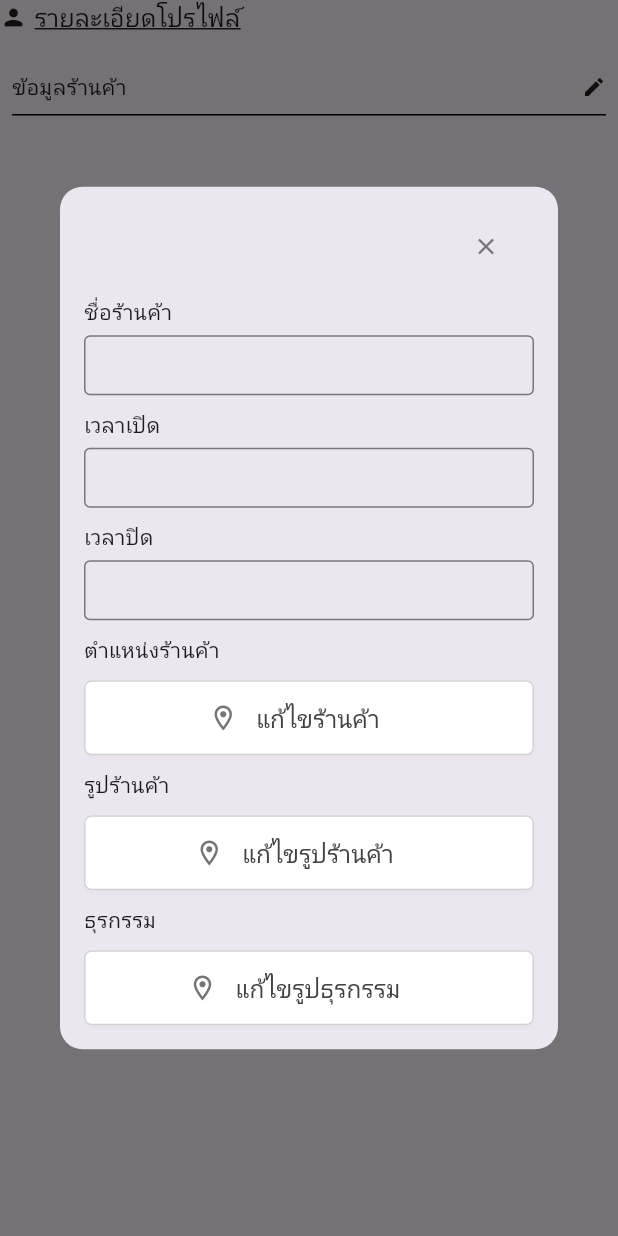
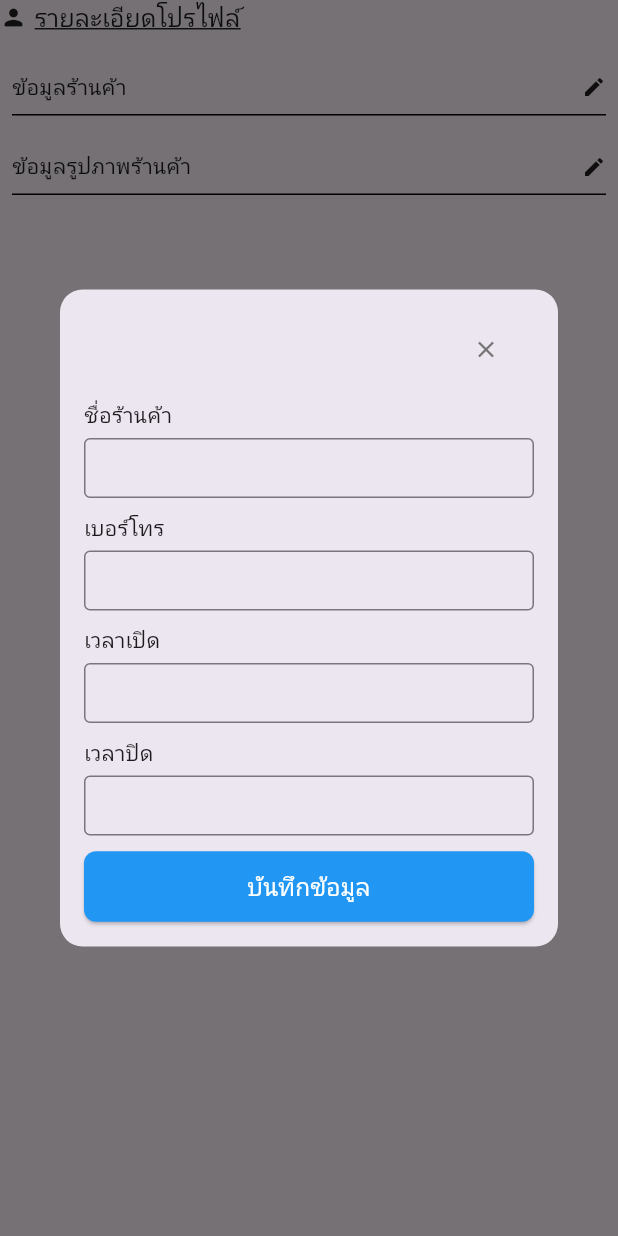
Before and after one commit to lovemxchine/discount-food-mobile, a Flutter app: the ProfileDetailScreen widget shown alone on an empty page, opened directly with empty values, after a tap on "ข้อมูลร้านค้า", on a phone screen of 412 x 824 dp. Run offline on Flutter 3.47's test engine with Material 3 defaults, Android fonts, the phone set to English and light mode, and no system bars; our stand-ins replace firebase_auth, firebase_core, fluttertoast, geolocator, google_fonts, google_maps_flutter and 5 more; missing offline and left inert: dart:ffi; accounts and stored records are empty; network calls fail; Roboto replaces fonts that are missing (Mitr).

Commit message:
edit shop update text

```diff
--- a/lib/user/shop/profileDetailScreen.dart
+++ b/lib/user/shop/profileDetailScreen.dart
@@ -43,6 +43,7 @@ class _ProfileDetailScreenState extends State<ProfileDetailScreen> {
 
   late TextEditingController openAtController = TextEditingController();
   late TextEditingController closeAtController = TextEditingController();
+  late TextEditingController telController = TextEditingController();
 
   late TextEditingController _nameController = TextEditingController();
   late TextEditingController _emailController = TextEditingController();
@@ -154,11 +155,13 @@ class _ProfileDetailScreenState extends State<ProfileDetailScreen> {
     return prefs.getString('user_uid');
   }
 
-  Future<void> updateTimeSet() async {
+  Future<void> updateShopString() async {
     String openAt = openAtController.text.trim();
     String closeAt = closeAtController.text.trim();
+    String name = shopNameController.text.trim();
+    String tel = telController.text.trim();
     String? uid = await getUID();
-    final url = Uri.parse("$pathAPI/shop/updateTimeSet?uid=$uid");
+    final url = Uri.parse("$pathAPI/shop/updateShop?uid=$uid");
     try {
       final response = await http.post(
         url,
@@ -166,6 +169,8 @@ class _ProfileDetailScreenState extends State<ProfileDetailScreen> {
           'Content-Type': 'application/json',
         },
         body: jsonEncode({
+          "name": name,
+          "tel": tel,
           "openAt": openAt,
           "closeAt": closeAt,
         }),
@@ -200,6 +205,8 @@ class _ProfileDetailScreenState extends State<ProfileDetailScreen> {
           shopImgCoverUrlController.text =
               shopDetail['data']['shopData']['imgUrl']['shopCoverUrl'] ?? '';
 
+          telController.text = shopDetail['data']['shopData']['tel'] ?? '';
+
           openAtController.text =
               shopDetail['data']['shopData']['openAt'] ?? '';
           closeAtController.text =
@@ -219,6 +226,7 @@ class _ProfileDetailScreenState extends State<ProfileDetailScreen> {
         print(shopImgUrlController.text);
         print(accNameController.text);
         print(openAtController.text);
+        print(telController.text);
       } else {
         print("Failed to load data: ${response.statusCode}");
         // Handle the error accordingly
@@ -359,6 +367,22 @@ class _ProfileDetailScreenState extends State<ProfileDetailScreen> {
                                     ),
                                   ),
                                   SizedBox(height: 10),
+                                  Text("เบอร์โทร"),
+                                  SizedBox(height: 5),
+                                  Container(
+                                    height: 40,
+                                    child: TextField(
+                                      controller: telController,
+                                      decoration: InputDecoration(
+                                        isDense: true,
+                                        contentPadding: EdgeInsets.symmetric(
+                                            vertical: 8, horizontal: 8),
+                                        border: OutlineInputBorder(),
+                                      ),
+                                      style: TextStyle(fontSize: 16),
+                                    ),
+                                  ),
+                                  SizedBox(height: 10),
                                   Text("เวลาเปิด"),
                                   SizedBox(height: 5),
                                   Container(
@@ -389,6 +413,97 @@ class _ProfileDetailScreenState extends State<ProfileDetailScreen> {
                                       ),
                                       style: TextStyle(fontSize: 16),
                                     ),
+                                  ),
+                                  SizedBox(height: 10),
+                                  ElevatedButton(
+                                    onPressed: () {
+                                      updateShopString();
+                                    },
+                                    style: ElevatedButton.styleFrom(
+                                      backgroundColor: Colors.blue,
+                                      shape: RoundedRectangleBorder(
+                                        borderRadius: BorderRadius.circular(8),
+                                      ),
+                                    ),
+                                    child: Container(
+                                      width: double.infinity,
+                                      padding:
+                                          EdgeInsets.symmetric(vertical: 12),
+                                      child: Center(
+                                        child: Text(
+                                          'บันทึกข้อมูล',
+                                          style: TextStyle(
+                                              color: Colors.white,
+                                              fontSize: 16),
+                                        ),
+                                      ),
+                                    ),
+                                  ),
+                                ])),
+                          ));
+                    },
+                  );
+                },
+                child: Container(
+                  decoration: const BoxDecoration(
+                    border: Border(
+                      bottom: BorderSide(
+                        color: Colors.black, // Underline color
+                        width: 1, // Underline thickness
+                      ),
+                    ),
+                  ),
+                  padding: const EdgeInsets.symmetric(vertical: 8),
+                  child: const Row(children: [
+                    Text(
+                      "ข้อมูลร้านค้า",
+                      style: TextStyle(
+                        fontSize: 14,
+                      ),
+                    ),
+                    Spacer(),
+                    Icon(
+                      Icons.edit,
+                      size: 16,
+                    )
+                  ]),
+                )),
+          ),
+          Padding(
+            padding: EdgeInsets.all(8.0),
+            child: InkWell(
+                onTap: () {
+                  showDialog(
+                    context: context,
+                    barrierDismissible: false,
+                    builder: (BuildContext context) {
+                      return Dialog(
+                          shape: RoundedRectangleBorder(
+                            borderRadius: BorderRadius.circular(15.0),
+                          ),
+                          child: Container(
+                            width: 500,
+                            constraints: BoxConstraints(
+                              maxHeight:
+                                  MediaQuery.of(context).size.height * 0.8,
+                            ),
+                            padding: EdgeInsets.all(16),
+                            child: SingleChildScrollView(
+                                child: Column(
+                                    crossAxisAlignment:
+                                        CrossAxisAlignment.start,
+                                    children: <Widget>[
+                                  Row(
+                                    mainAxisAlignment: MainAxisAlignment.end,
+                                    children: [
+                                      TextButton(
+                                        onPressed: () {
+                                          Navigator.of(context).pop();
+                                        },
+                                        child: Icon(Icons.close,
+                                            color: Colors.grey[600]),
+                                      ),
+                                    ],
                                   ),
                                   SizedBox(height: 10),
                                   Text("ตำแหน่งร้านค้า"),
@@ -677,7 +792,9 @@ class _ProfileDetailScreenState extends State<ProfileDetailScreen> {
                                                                       .start,
                                                               children: <Widget>[
                                                                 Row(
-                                                                    mainAxisAlignment: MainAxisAlignment.end,
+                                                                  mainAxisAlignment:
+                                                                      MainAxisAlignment
+                                                                          .end,
                                                                   children: [
                                                                     Align(
                                                                       alignment:
@@ -946,7 +1063,7 @@ class _ProfileDetailScreenState extends State<ProfileDetailScreen> {
                   padding: const EdgeInsets.symmetric(vertical: 8),
                   child: const Row(children: [
                     Text(
-                      "ข้อมูลร้านค้า",
+                      "ข้อมูลรูปภาพร้านค้า",
                       style: TextStyle(
                         fontSize: 14,
                       ),
@@ -957,8 +1074,7 @@ class _ProfileDetailScreenState extends State<ProfileDetailScreen> {
                       size: 16,
                     )
                   ]),
-                )
-                ),
+                )),
           ),
         ],
       ),
```
